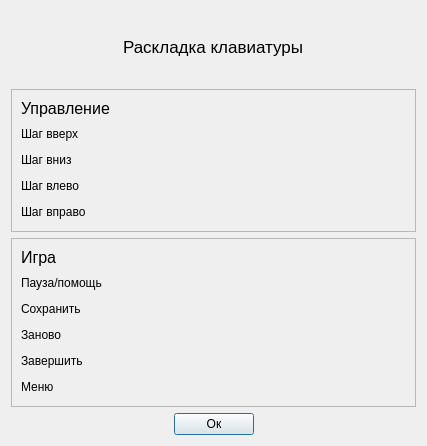
Before: the Qt Designer form graphics/game_dialogs/HelpDialog.ui in Dlexeyn/qt-game, drawn with Qt 5.
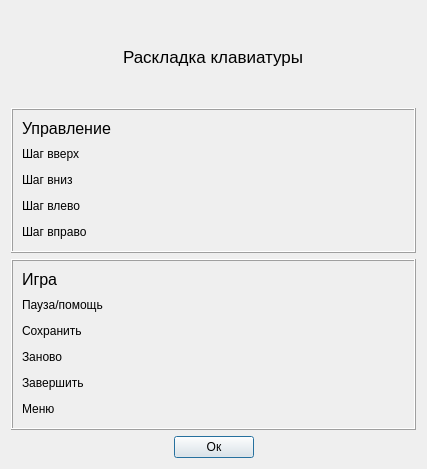
After: the same form once the commit is applied.

Patch:
```diff
--- a/graphics/game_dialogs/HelpDialog.ui
+++ b/graphics/game_dialogs/HelpDialog.ui
@@ -7,7 +7,7 @@
     <x>0</x>
     <y>0</y>
     <width>427</width>
-    <height>446</height>
+    <height>469</height>
    </rect>
   </property>
   <property name="windowTitle">
@@ -59,7 +59,7 @@
    <item row="1" column="0">
     <widget class="QFrame" name="frame">
      <property name="frameShape">
-      <enum>QFrame::StyledPanel</enum>
+      <enum>QFrame::Box</enum>
      </property>
      <property name="frameShadow">
       <enum>QFrame::Raised</enum>
@@ -207,7 +207,7 @@
    <item row="2" column="0">
     <widget class="QFrame" name="frame_2">
      <property name="frameShape">
-      <enum>QFrame::StyledPanel</enum>
+      <enum>QFrame::Box</enum>
      </property>
      <property name="frameShadow">
       <enum>QFrame::Raised</enum>
```
